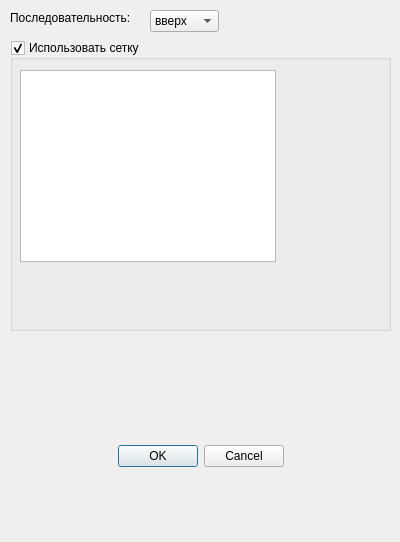
The window that magresp/on_mr_build_dialog.ui (spectral307/magresp) describes before a commit, drawn with Qt 5.
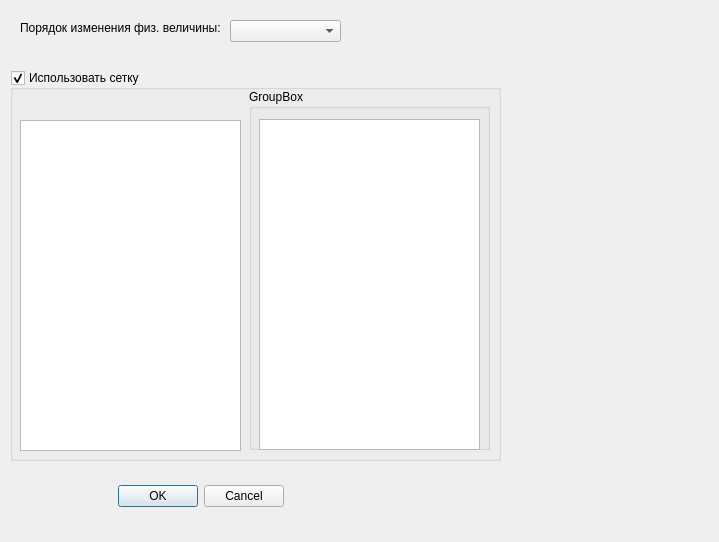
The same window after the commit.

```diff
--- a/magresp/on_mr_build_dialog.ui
+++ b/magresp/on_mr_build_dialog.ui
@@ -6,7 +6,7 @@
    <rect>
     <x>0</x>
     <y>0</y>
-    <width>400</width>
+    <width>719</width>
     <height>542</height>
    </rect>
   </property>
@@ -17,7 +17,7 @@
    <property name="geometry">
     <rect>
      <x>30</x>
-     <y>440</y>
+     <y>480</y>
      <width>341</width>
      <height>32</height>
     </rect>
@@ -35,53 +35,33 @@
   <widget class="QComboBox" name="comboBox">
    <property name="geometry">
     <rect>
-     <x>150</x>
-     <y>10</y>
-     <width>69</width>
+     <x>230</x>
+     <y>20</y>
+     <width>111</width>
      <height>22</height>
     </rect>
    </property>
-   <item>
-    <property name="text">
-     <string>вверх</string>
-    </property>
-   </item>
-   <item>
-    <property name="text">
-     <string>вверх -&gt; вниз</string>
-    </property>
-   </item>
-   <item>
-    <property name="text">
-     <string>вниз</string>
-    </property>
-   </item>
-   <item>
-    <property name="text">
-     <string>вниз -&gt; вверх</string>
-    </property>
-   </item>
   </widget>
   <widget class="QLabel" name="label">
    <property name="geometry">
     <rect>
-     <x>10</x>
-     <y>10</y>
-     <width>121</width>
+     <x>20</x>
+     <y>20</y>
+     <width>201</width>
      <height>16</height>
     </rect>
    </property>
    <property name="text">
-    <string>Последовательность:</string>
+    <string>Порядок изменения физ. величины:</string>
    </property>
   </widget>
-  <widget class="QGroupBox" name="groupBox">
+  <widget class="QGroupBox" name="grid_group_box">
    <property name="geometry">
     <rect>
      <x>10</x>
-     <y>40</y>
-     <width>381</width>
-     <height>291</height>
+     <y>70</y>
+     <width>491</width>
+     <height>391</height>
     </rect>
    </property>
    <property name="title">
@@ -90,16 +70,39 @@
    <property name="checkable">
     <bool>true</bool>
    </property>
-   <widget class="QTableWidget" name="tableWidget">
+   <widget class="QTableView" name="grid_table_view">
     <property name="geometry">
      <rect>
       <x>10</x>
-      <y>30</y>
-      <width>256</width>
-      <height>192</height>
+      <y>50</y>
+      <width>221</width>
+      <height>331</height>
      </rect>
     </property>
    </widget>
+   <widget class="QGroupBox" name="groupBox">
+    <property name="geometry">
+     <rect>
+      <x>239</x>
+      <y>19</y>
+      <width>241</width>
+      <height>361</height>
+     </rect>
+    </property>
+    <property name="title">
+     <string>GroupBox</string>
+    </property>
+    <widget class="QTableView" name="tableView">
+     <property name="geometry">
+      <rect>
+       <x>10</x>
+       <y>30</y>
+       <width>221</width>
+       <height>331</height>
+      </rect>
+     </property>
+    </widget>
+   </widget>
   </widget>
  </widget>
  <resources/>
```
Left out of the diff: 4 changed lines with no effect on the pictures.
